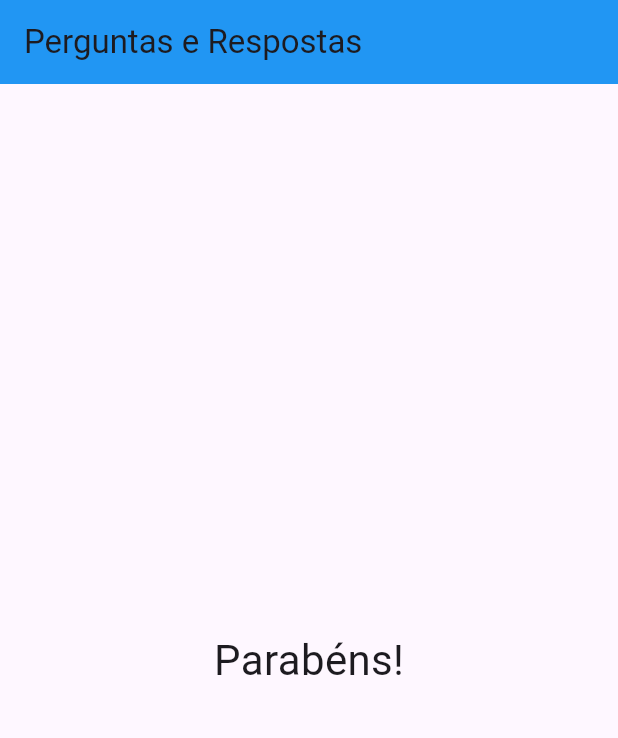
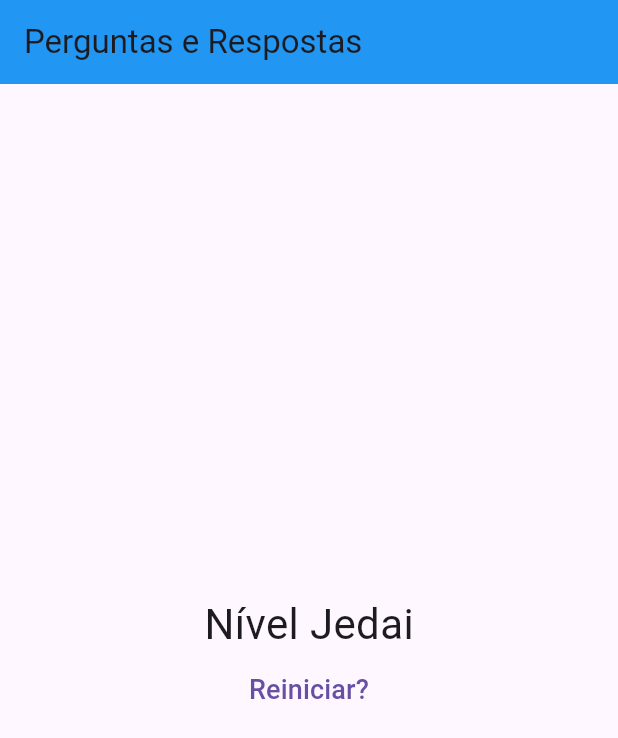
Before and after one commit to adevalter/projeto_perguntas, a Flutter app: the screen it shows after launch, after a tap on "Preto", after a tap on "Cobra", after a tap on "Leo", on a phone screen of 412 x 824 dp. Shown: the top 738 px of the screen. Run offline on Flutter 3.47's test engine with Material 3 defaults, Android fonts, the phone set to English and light mode, and no system bars.

Commit message:
exibido resultado na tela e adicionado opcao de reinicar app

```diff
--- a/lib/main.dart
+++ b/lib/main.dart
@@ -21,9 +21,9 @@ class _PerguntaAppState extends State<PerguntasApp> {
       'texto': "Qual é o seu animal favorito?",
       'respostas': [
         {'texto': 'Coelho', 'pontuacao': 10},
-        {'texto': 'Cobra', 'pontuacao': 5},
-        {'texto': 'Elefante', 'pontuacao': 5},
-        {'texto': 'Leão', 'pontuacao': 5},
+        {'texto': 'Cobra', 'pontuacao': 2},
+        {'texto': 'Elefante', 'pontuacao': 1},
+        {'texto': 'Leão', 'pontuacao': 3},
       ],
     },
     {
@@ -46,6 +46,13 @@ class _PerguntaAppState extends State<PerguntasApp> {
     }
   }
 
+  void _reiniciarQuetionario() {
+    setState(() {
+      _perguntaSelecionada = 0;
+      _pontuacaoTotal = 0;
+    });
+  }
+
   bool get temPerguntaSelecionada {
     return _perguntaSelecionada < _perguntas.length;
   }
@@ -64,7 +71,7 @@ class _PerguntaAppState extends State<PerguntasApp> {
                 perguntaSelecionada: _perguntaSelecionada,
                 quandoResponder: _responder,
               )
-            : Resultado(_pontuacaoTotal),
+            : Resultado(_pontuacaoTotal, _reiniciarQuetionario),
       ),
     );
   }
--- a/lib/resultado.dart
+++ b/lib/resultado.dart
@@ -2,8 +2,10 @@ import 'package:flutter/material.dart';
 
 class Resultado extends StatelessWidget {
   final int pontuacao;
+  final void Function() _quandoReiniciarQuestionario;
 
-  const Resultado(this.pontuacao, {super.key});
+  const Resultado(this.pontuacao, this._quandoReiniciarQuestionario,
+      {super.key});
 
   String get fraseResultado {
     if (pontuacao < 8) {
@@ -13,14 +15,28 @@ class Resultado extends StatelessWidget {
     } else if (pontuacao < 16) {
       return 'Impressionante';
     } else {
-      return 'Nível Jeadi';
+      return 'Nível Jedai';
     }
   }
 
   @override
   Widget build(BuildContext context) {
-    return const Center(
-      child: Text("Parabéns!", style: TextStyle(fontSize: 28)),
+    return Column(
+      mainAxisAlignment: MainAxisAlignment.center,
+      children: <Widget>[
+        Center(
+          child: Text(fraseResultado, style: TextStyle(fontSize: 28)),
+        ),
+        TextButton(
+          onPressed: _quandoReiniciarQuestionario,
+          child: const Text(
+            'Reiniciar?',
+            style: TextStyle(
+              fontSize: 18,
+            ),
+          ),
+        ),
+      ],
     );
   }
 }
```
